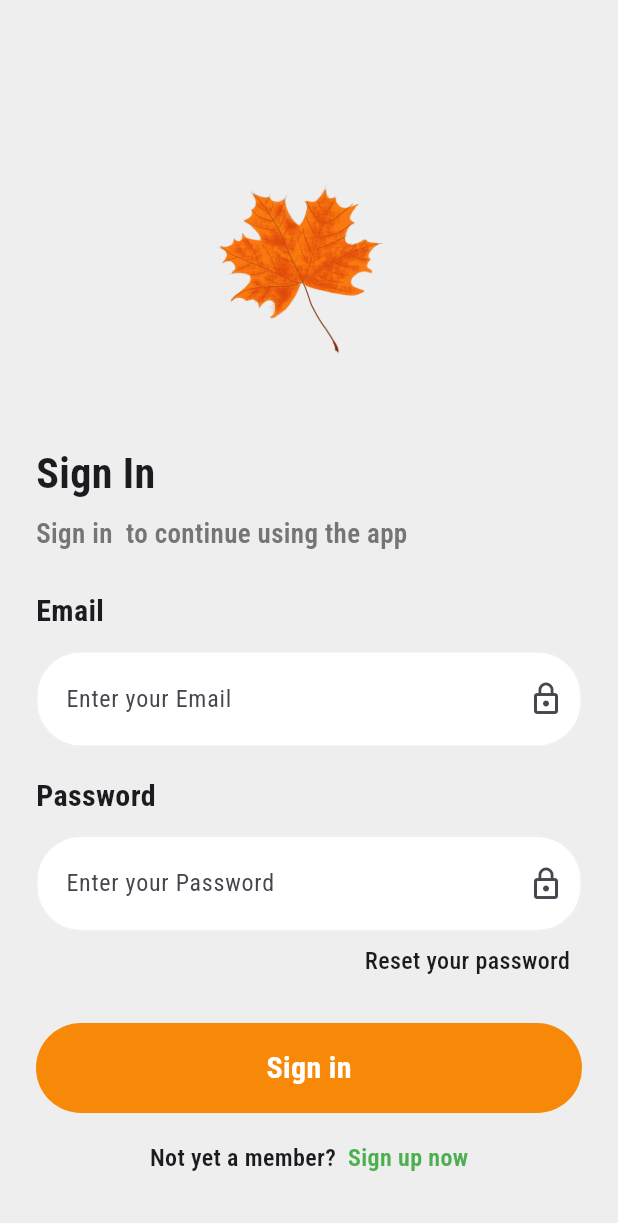
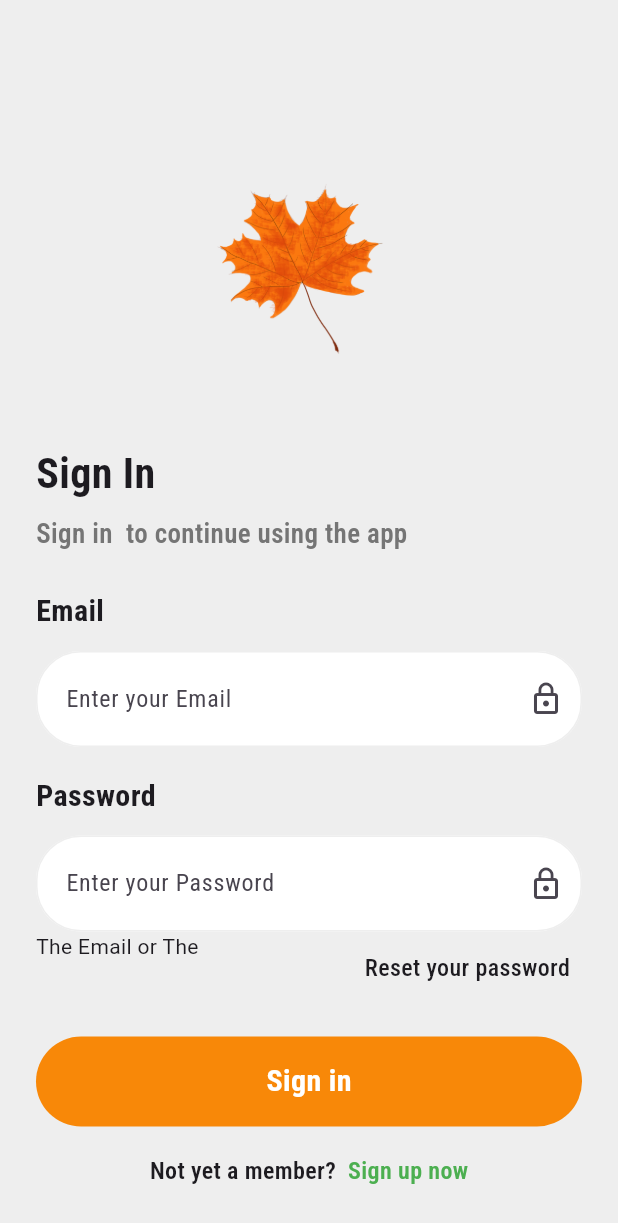
Before and after one commit to WaleedAlsafari/flutter_auth, a Flutter app: the screen it shows after launch, after a tap on "Sign in", on a phone screen of 412 x 824 dp. Shown: the top 1223 px of the screen. Run offline on Flutter 3.47's test engine with Material 3 defaults, Android fonts, the phone set to English and light mode, and no system bars; our stand-ins replace firebase_auth, firebase_core, google_fonts; accounts and stored records are empty; network calls fail.

Commit message:
new commit

```diff
--- a/lib/screens/sign_in_screen.dart
+++ b/lib/screens/sign_in_screen.dart
@@ -15,8 +15,9 @@ class _SigninScreenState extends State<SigninScreen> {
   GlobalKey<FormState> _globalKey = GlobalKey<FormState>();
   RegExp emailRegex = RegExp(r'^[\w-\.]+@([\w-]+\.)+[\w-]{2,4}$');
   bool isEmail = true;
-  bool isPass = true;
+  bool isValidAccount = true;
   bool isPassHide = true;
+
 
   void _resetPass() {
     Navigator.of(context).pushNamed('resetPassScreen');
@@ -25,6 +26,7 @@ class _SigninScreenState extends State<SigninScreen> {
   bool _isLoading = false;
 
   Future signIn() async {
+      if(_globalKey.currentState!.validate()){
         setState(() {
         _isLoading = true;
       });
@@ -39,6 +41,12 @@ class _SigninScreenState extends State<SigninScreen> {
             _isLoading = false;
           });
         }
+      }
+      }
+      else{
+        setState(() {
+          isValidAccount = false;
+        });
       }
   }
 
@@ -110,11 +118,12 @@ class _SigninScreenState extends State<SigninScreen> {
                     height: 12,
                   ),
                   TextFormField(
+                    keyboardType: TextInputType.emailAddress,
                     controller: _emailController,
                     decoration: InputDecoration(
                         contentPadding: const EdgeInsets.symmetric(
                             horizontal: 16, vertical: 20),
-                        suffixIcon: Icon(Icons.lock_outline),
+                        suffixIcon: const Icon(Icons.lock_outline),
                         filled: true,
                         fillColor: Colors.white,
                         hintText: 'Enter your Email',
@@ -165,6 +174,7 @@ class _SigninScreenState extends State<SigninScreen> {
                   ),
                   TextField(
                     controller: _passwordController,
+                    keyboardType: TextInputType.visiblePassword,
                     obscureText: isPassHide,
                     decoration: InputDecoration(
                         contentPadding: const EdgeInsets.symmetric(
@@ -197,8 +207,9 @@ class _SigninScreenState extends State<SigninScreen> {
                                 color: Color.fromARGB(255, 248, 136, 8)))),
                   ),
                   Row(
-                    mainAxisAlignment: MainAxisAlignment.end,
+                    mainAxisAlignment: MainAxisAlignment.spaceBetween,
                     children: [
+                      const Text('The Email or The \n'),
                       Padding(
                         padding: const EdgeInsets.only(top: 8, right: 8),
                         child: GestureDetector(
@@ -220,11 +231,11 @@ class _SigninScreenState extends State<SigninScreen> {
               child: Container(
                 decoration: BoxDecoration(
                     borderRadius: BorderRadius.circular(30),
-                    color: Color.fromARGB(255, 248, 136, 8)),
+                    color: const Color.fromARGB(255, 248, 136, 8)),
                 alignment: Alignment.center,
                 width: double.infinity,
                 height: 60,
-                margin: EdgeInsets.fromLTRB(24, 30, 24, 18),
+                margin: const EdgeInsets.fromLTRB(24, 30, 24, 18),
                 padding: const EdgeInsets.symmetric(horizontal: 32),
                 child: _isLoading
                     ? const CircularProgressIndicator(
```
Lines whose indentation alone changed are shown as unchanged.
